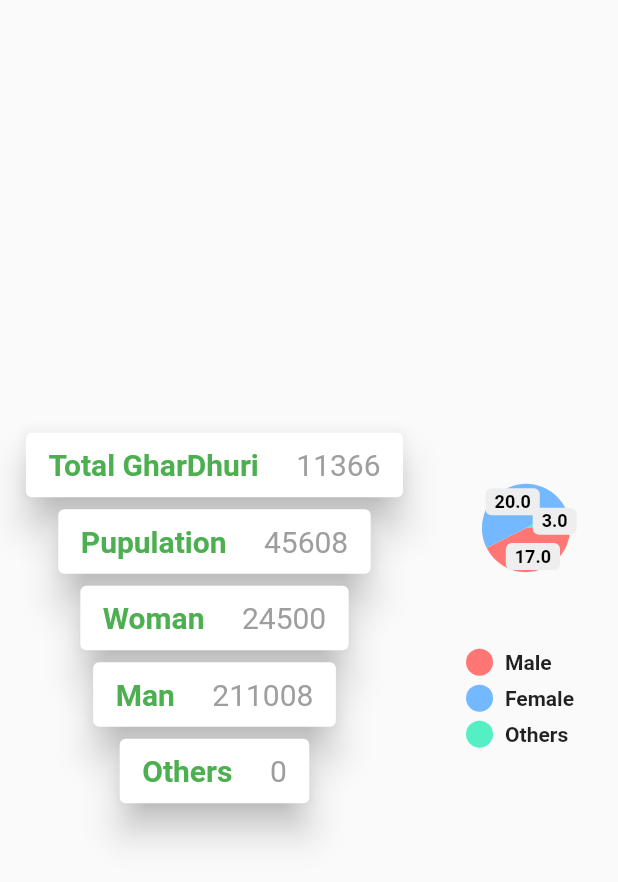
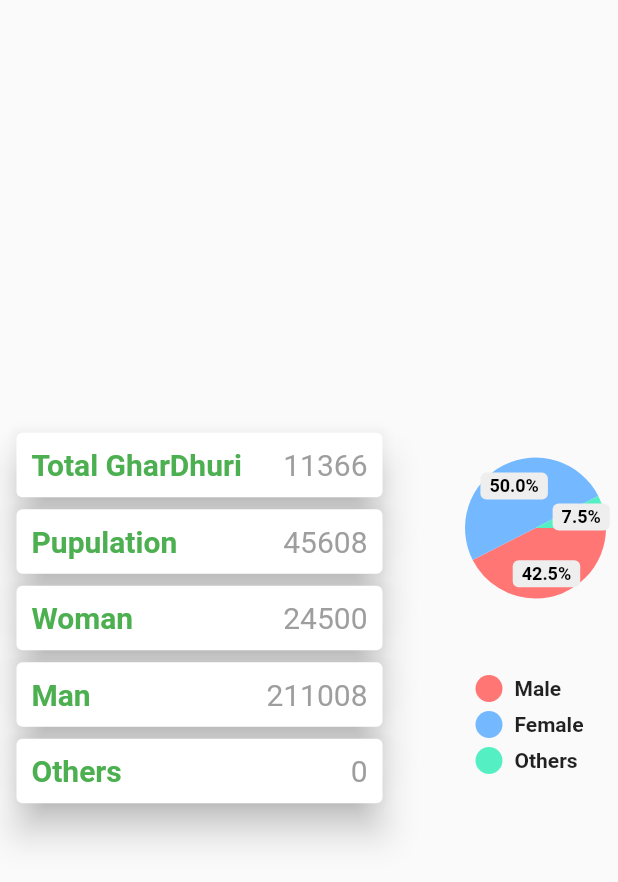
Before and after one commit to adeshpokhrel15/Profile-Dashboard-UI, a Flutter app: the pieChart screen opened directly, on a phone screen of 412 x 824 dp. Shown: the top 882 px of the screen. Run offline on Flutter 3.47's test engine with Material 2 defaults, Android fonts, the phone set to English and light mode, and no system bars; drawn by our look-alikes of pie_chart; our stand-ins replace bottom_navy_bar, charts_flutter, get; network calls fail.

Commit message:
chart pie

```diff
--- a/lib/screens/barChart.dart
+++ b/lib/screens/barChart.dart
@@ -115,11 +115,6 @@ class barChart extends StatelessWidget {
     ];
 
     return Scaffold(
-      appBar: AppBar(
-        title: const Text("Bar Chart"),
-        centerTitle: true,
-        backgroundColor: Colors.green[700],
-      ),
       body: Container(
         height: 420,
         padding: const EdgeInsets.symmetric(horizontal: 10, vertical: 20),
--- a/lib/screens/pieChart.dart
+++ b/lib/screens/pieChart.dart
@@ -9,10 +9,12 @@ class pieChart extends StatelessWidget {
     return SafeArea(
         child: Scaffold(
       body: Row(
-        mainAxisAlignment: MainAxisAlignment.center,
+        mainAxisAlignment: MainAxisAlignment.spaceBetween,
         children: [
           Padding(
-              padding: const EdgeInsets.only(right: 30.0),
+            padding: const EdgeInsets.all(7.0),
+            child: Container(
+              width: 252,
               child: Column(
                 mainAxisAlignment: MainAxisAlignment.center,
                 children: [
@@ -22,17 +24,19 @@ class pieChart extends StatelessWidget {
                   cartmodel(name: 'Man', valdata: 211008),
                   cartmodel(name: 'Others', valdata: 0),
                 ],
-              )),
+              ),
+            ),
+          ),
           Container(
-              height: 300,
+              height: 230,
               child: PieChart(
                   dataMap: dataMap,
-                  chartRadius: MediaQuery.of(context).size.width / 7,
+                  chartRadius: MediaQuery.of(context).size.width,
                   legendOptions: LegendOptions(
                     legendPosition: LegendPosition.bottom,
                   ),
                   chartValuesOptions: ChartValuesOptions(
-                    showChartValues: true,
+                    showChartValuesInPercentage: true,
                   ))),
         ],
       ),
@@ -43,8 +47,9 @@ class pieChart extends StatelessWidget {
     return Card(
         elevation: 10,
         child: Padding(
-          padding: EdgeInsets.symmetric(vertical: 10.0, horizontal: 15),
+          padding: const EdgeInsets.symmetric(vertical: 10.0, horizontal: 10),
           child: Row(
+            mainAxisAlignment: MainAxisAlignment.spaceBetween,
             children: [
               Text(
                 name,
@@ -53,10 +58,10 @@ class pieChart extends StatelessWidget {
                     fontWeight: FontWeight.bold,
                     color: Colors.green),
               ),
-              Padding(
-                padding: const EdgeInsets.only(left: 25.0),
-                child: Text('$valdata',
-                    style: TextStyle(color: Colors.grey, fontSize: 20)),
+              Spacer(),
+              Text(
+                '$valdata',
+                style: TextStyle(color: Colors.grey, fontSize: 20),
               ),
               SizedBox(
                 height: 5,
--- a/lib/screens/settings.dart
+++ b/lib/screens/settings.dart
@@ -177,8 +177,8 @@ class settingPage extends StatelessWidget {
             shape: RoundedRectangleBorder(
                 borderRadius: BorderRadius.circular(22.0)),
             elevation: 5.0,
-            child: Text('Sign Up'),
-            color: Color(0xFF00a2e8),
+            child: Text('Log Out'),
+            color: Colors.lightGreen,
             textColor: Colors.black,
           ),
         ),
```
Also changed, not shown: lib/main.dart (+6 -5 lines), lib/screens/dashBoard.dart (+40 -9 lines).
